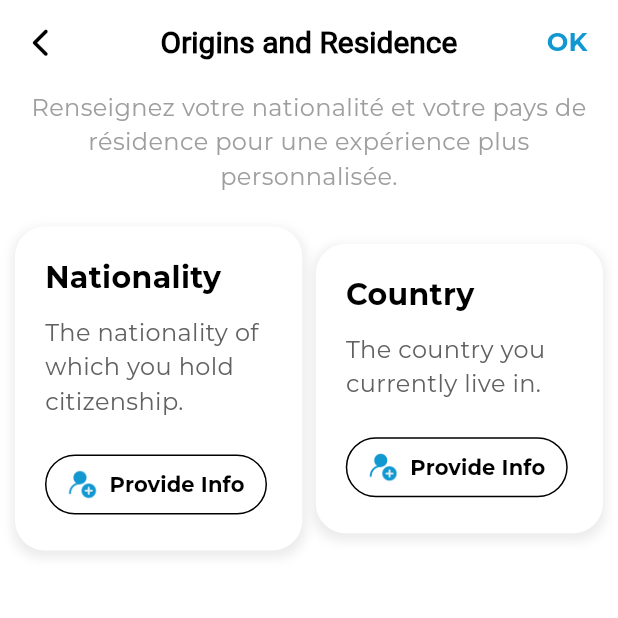
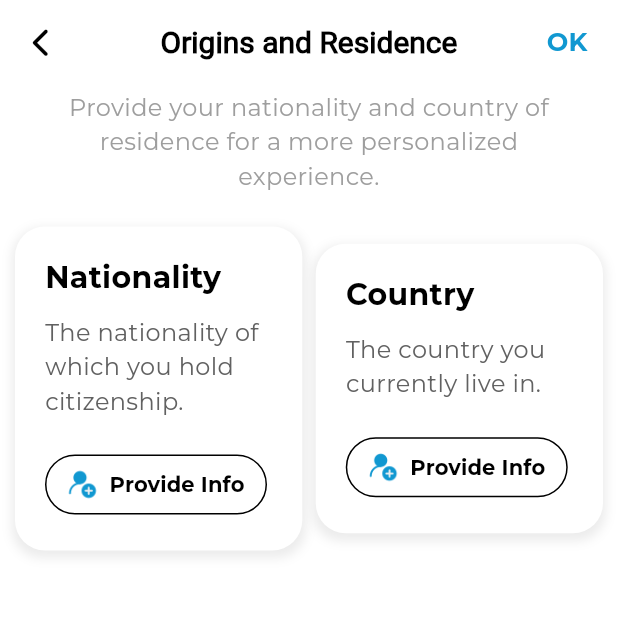
Before and after one commit to TanjonaGeek/NatifyProject, a Flutter app: the Isfillnationalitepage screen opened directly, on a phone screen of 412 x 824 dp, the top half of it. Run offline on Flutter 3.47's test engine with Material 3 defaults, Android fonts, the phone set to English and light mode, and no system bars; drawn by our look-alikes of oktoast; our stand-ins replace animated_theme_switcher, cached_network_image, carousel_slider, chewie, cloud_firestore, connectivity_plus and 36 more; missing offline and left inert: animated_dashed_circle, app_settings, custom_marker, firebase_pagination, flutter_admin_scaffold, flutter_chat_reactions and 10 more; accounts and stored records are empty; project files that could hold a hidden picture were left out.

Commit message:
rectification encore

```diff
--- a/lib/core/utils/colors.dart
+++ b/lib/core/utils/colors.dart
@@ -19,7 +19,8 @@ const Color gradientEnd = Color(0xFFf7418c);
 const Color newColorGrey = Color(0xFFF0F4FD);
 const Color newColorGreyElevate = Color(0xFFE2E8F4);
 const Color newColorBlueShadow = Color(0xFF0d649a);
-const Color newColorBlueElevate = Color(0xFF03a8e8);
+// const Color newColorBlueElevate = Color(0xFF03a8e8);
+const Color newColorBlueElevate = Color(0xFF1198d1);
 const Color newColorGreenDarkElevate = Color(0xFF14334b);
 
 const primaryGradient = LinearGradient(
--- a/lib/core/utils/langues/localStringLanguage.dart
+++ b/lib/core/utils/langues/localStringLanguage.dart
@@ -428,7 +428,10 @@ class localStringLanguage extends Translations {
           "Vous_bloqué_utilisateur.": "Sie haben diesen Benutzer blockiert.",
           "Vous_débloqué_utilisateur.": "Sie haben diesen Benutzer entsperrt.",
           "Aucun_ami_bloqué": "Keine blockierten Freunde",
-          "Vous_bloqué_aucun_ami": "Sie haben noch keine Freunde blockiert."
+          "Vous_bloqué_aucun_ami": "Sie haben noch keine Freunde blockiert.",
+          "Participants": "Teilnehmer",
+          "La_vidéo_dépasse":
+              "Das Video überschreitet 90 MB. Bitte wählen Sie ein kleineres"
         },
         // francais
         'fr_FR': {
@@ -856,7 +859,10 @@ class localStringLanguage extends Translations {
           "Vous_débloqué_utilisateur.": "Vous avez débloqué cet utilisateur.",
           "Aucun_ami_bloqué": "Aucun ami bloqué",
           "Vous_bloqué_aucun_ami":
-              "Vous n'avez bloqué aucun ami pour le moment."
+              "Vous n'avez bloqué aucun ami pour le moment.",
+          "Participants": "Participants",
+          "La_vidéo_dépasse":
+              "La vidéo dépasse 90 Mo. Choisissez-en une plus légère"
         },
         // portugais
         'pt_PT': {
@@ -1277,7 +1283,9 @@ class localStringLanguage extends Translations {
           "Vous_bloqué_utilisateur.": "Você bloqueou este usuário.",
           "Vous_débloqué_utilisateur.": "Você desbloqueou este usuário.",
           "Aucun_ami_bloqué": "Nenhum amigo bloqueado",
-          "Vous_bloqué_aucun_ami": "Você ainda não bloqueou nenhum amigo."
+          "Vous_bloqué_aucun_ami": "Você ainda não bloqueou nenhum amigo.",
+          "Participants": "Participantes",
+          "La_vidéo_dépasse": "O vídeo excede 90 MB. Escolha um menor"
         },
         // arabe
         'ar_AR': {
@@ -1681,7 +1689,10 @@ class localStringLanguage extends Translations {
           "Vous_bloqué_utilisateur.": "لقد قمت بحظر هذا المستخدم.",
           "Vous_débloqué_utilisateur.": "لقد قمت بإلغاء حظر هذا المستخدم.",
           "Aucun_ami_bloqué": "لا يوجد أصدقاء محظورون",
-          "Vous_bloqué_aucun_ami": "لم تقم بحظر أي صديق حتى الآن."
+          "Vous_bloqué_aucun_ami": "لم تقم بحظر أي صديق حتى الآن.",
+          "Participants": "المشاركون",
+          "La_vidéo_dépasse":
+              "يتجاوز الفيديو 90 ميغابايت. الرجاء اختيار واحد أصغر"
         },
         // pologne
         'pl_PL': {
@@ -2101,7 +2112,10 @@ class localStringLanguage extends Translations {
           "Vous_bloqué_utilisateur.": "Zablokowałeś tego użytkownika.",
           "Vous_débloqué_utilisateur.": "Odblokowałeś tego użytkownika.",
           "Aucun_ami_bloqué": "Brak zablokowanych znajomych",
-          "Vous_bloqué_aucun_ami": "Nie zablokowałeś jeszcze żadnego znajomego."
+          "Vous_bloqué_aucun_ami":
+              "Nie zablokowałeś jeszcze żadnego znajomego.",
+          "Participants": "Uczestnicy",
+          "La_vidéo_dépasse": "Wideo przekracza 90 MB. Wybierz mniejsze"
         },
         // turkie
         'tr_TR': {
@@ -2521,7 +2535,10 @@ class localStringLanguage extends Translations {
           "Vous_bloqué_utilisateur.": "Bu kullanıcıyı engellediniz.",
           "Vous_débloqué_utilisateur.": "Bu kullanıcının engelini kaldırdınız.",
           "Aucun_ami_bloqué": "Engellenen arkadaş yok",
-          "Vous_bloqué_aucun_ami": "Henüz hiçbir arkadaşınızı engellemediniz."
+          "Vous_bloqué_aucun_ami": "Henüz hiçbir arkadaşınızı engellemediniz.",
+          "Participants": "Katılımcılar",
+          "La_vidéo_dépasse":
+              "Video 90 MB'yi aşıyor. Lütfen daha küçük bir tane seçin"
         },
         // italian
         'it_IT': {
@@ -2949,7 +2966,10 @@ class localStringLanguage extends Translations {
           "Vous_bloqué_utilisateur.": "Hai bloccato questo utente.",
           "Vous_débloqué_utilisateur.": "Hai sbloccato questo utente.",
           "Aucun_ami_bloqué": "Nessun amico bloccato",
-          "Vous_bloqué_aucun_ami": "Non hai ancora bloccato nessun amico."
+          "Vous_bloqué_aucun_ami": "Non hai ancora bloccato nessun amico.",
+          "Participants": "Partecipanti",
+          "La_vidéo_dépasse":
+              "Il video supera i 90 MB. Scegline uno più leggero"
         },
         // espagnol
         'es_ES': {
@@ -3369,7 +3389,9 @@ class localStringLanguage extends Translations {
           "Vous_bloqué_utilisateur.": "Has bloqueado a este usuario.",
           "Vous_débloqué_utilisateur.": "Has desbloqueado a este usuario.",
           "Aucun_ami_bloqué": "Ningún amigo bloqueado",
-          "Vous_bloqué_aucun_ami": "Aún no has bloqueado a ningún amigo."
+          "Vous_bloqué_aucun_ami": "Aún no has bloqueado a ningún amigo.",
+          "Participants": "Participantes",
+          "La_vidéo_dépasse": "El video supera los 90 MB. Elige uno más ligero"
         },
         // anglais
         'en_US': {
@@ -3782,7 +3804,10 @@ class localStringLanguage extends Translations {
           "Vous_bloqué_utilisateur.": "You have blocked this user.",
           "Vous_débloqué_utilisateur.": "You have unblocked this user.",
           "Aucun_ami_bloqué": "No blocked friends",
-          "Vous_bloqué_aucun_ami": "You haven't blocked any friends yet."
+          "Vous_bloqué_aucun_ami": "You haven't blocked any friends yet.",
+          "Participants": "Participants",
+          "La_vidéo_dépasse":
+              "The video exceeds 90 MB. Please choose a smaller one"
         },
       };
 }
--- a/lib/features/Storie/presentation/pages/creeateStoriePage.dart
+++ b/lib/features/Storie/presentation/pages/creeateStoriePage.dart
@@ -115,7 +115,7 @@ class _GalleryPageState extends State<GalleryPage> {
 
         if (file.lengthSync() > maxSizeInBytes) {
           showCustomSnackBar(
-              "La vidéo dépasse 90 Mo. Choisissez-en une plus légère"); // Affiche une alerte si la vidéo est trop lourde
+              "La_vidéo_dépasse"); // Affiche une alerte si la vidéo est trop lourde
           return;
         }
       }
--- a/lib/features/User/presentation/pages/notification/listVisiteurProfile.dart
+++ b/lib/features/User/presentation/pages/notification/listVisiteurProfile.dart
@@ -17,7 +17,7 @@ class AllVisiteurByNationality extends StatelessWidget {
     return ThemeSwitchingArea(
       child: Scaffold(
         appBar: AppBar(
-          title: Text('Historique des visites de profil'.tr,
+          title: Text('Participants'.tr,
               style: TextStyle(fontWeight: FontWeight.bold)),
           elevation: 0,
           centerTitle: true,
--- a/lib/features/User/presentation/provider/state/auth_notifier_user.dart
+++ b/lib/features/User/presentation/provider/state/auth_notifier_user.dart
@@ -68,17 +68,18 @@ class AuthNotifier extends StateNotifier<AuthState> {
               if (FirebaseAuth.instance.currentUser != null) {
                 storeInfoAfetLogin(context);
               } else {
-                showCustomSnackBar(
-                    "Une erreur s'est produite. Veuillez vérifier votre connexion et réessayer.");
-                return;
+                // showCustomSnackBar(
+                //     "Une erreur s'est produite. Veuillez vérifier votre connexion et réessayer.");
+                // return;
               }
             }
           } catch (e) {
             if (FirebaseAuth.instance.currentUser != null) {
               storeInfoAfetLogin(context);
             } else {
-              showCustomSnackBar(
-                  "Une erreur s'est produite. Veuillez vérifier votre connexion et réessayer.");
+              // showCustomSnackBar(
+              //     "Une erreur s'est produite. Veuillez vérifier votre connexion et réessayer.");
+              // return;
             }
           }
         });
@@ -87,8 +88,9 @@ class AuthNotifier extends StateNotifier<AuthState> {
       if (FirebaseAuth.instance.currentUser != null) {
         storeInfoAfetLogin(context);
       } else {
-        showCustomSnackBar(
-            "Une erreur s'est produite. Veuillez vérifier votre connexion et réessayer.");
+        // showCustomSnackBar(
+        //     "Une erreur s'est produite. Veuillez vérifier votre connexion et réessayer.");
+        // return;
       }
     }
   }
--- a/lib/features/User/presentation/widget/info/fill/isFillNationalitePage.dart
+++ b/lib/features/User/presentation/widget/info/fill/isFillNationalitePage.dart
@@ -1,3 +1,4 @@
+import 'package:flutter/services.dart';
 import 'package:natify/core/utils/colors.dart';
 import 'package:natify/core/utils/helpers.dart';
 import 'package:natify/core/utils/slideNavigation.dart';
@@ -109,7 +110,11 @@ class _IsfillnationalitepageState extends ConsumerState<Isfillnationalitepage> {
                   child: FaIcon(FontAwesomeIcons.chevronLeft, size: 20))),
           onPressed: () {
             // Action for the back button
-            Navigator.pop(context);
+            if (Navigator.canPop(context)) {
+              Navigator.pop(context);
+            } else {
+              SystemNavigator.pop(); // Quitte l'application
+            }
           },
         ),
         actions: [
@@ -134,7 +139,8 @@ class _IsfillnationalitepageState extends ConsumerState<Isfillnationalitepage> {
               padding: const EdgeInsets.symmetric(horizontal: 8, vertical: 2),
               child: Text(
                 textAlign: TextAlign.center,
-                'Renseignez votre nationalité et votre pays de résidence pour une expérience plus personnalisée.',
+                'Renseignez votre nationalité et votre pays de résidence pour une expérience plus personnalisée.'
+                    .tr,
                 style: TextStyle(
                   fontSize: 16,
                   color: Colors.grey,
--- a/pubspec.yaml
+++ b/pubspec.yaml
@@ -16,7 +16,7 @@ publish_to: 'none' # Remove this line if you wish to publish to pub.dev
 # https://developer.apple.com/library/archive/documentation/General/Reference/InfoPlistKeyReference/Articles/CoreFoundationKeys.html
 # In Windows, build-name is used as the major, minor, and patch parts
 # of the product and file versions while build-number is used as the build suffix.
-version: 1.2.4+4
+version: 1.2.5+6
 
 environment:
   sdk: ^3.6.1
```
Also changed, not shown: lib/features/User/presentation/pages/createHighLight.dart (+12 -0 lines), lib/features/User/presentation/pages/editerhighlight.dart (+12 -0 lines), lib/features/User/presentation/pages/editerprofile.dart (+21 -21 lines), lib/features/User/presentation/pages/map/searchByPlace.dart (+8 -2 lines), lib/features/User/presentation/widget/info/fill/IsFillSexePage.dart (+7 -2 lines), lib/features/User/presentation/widget/info/fill/isFillAgePage.dart (+7 -3 lines).
